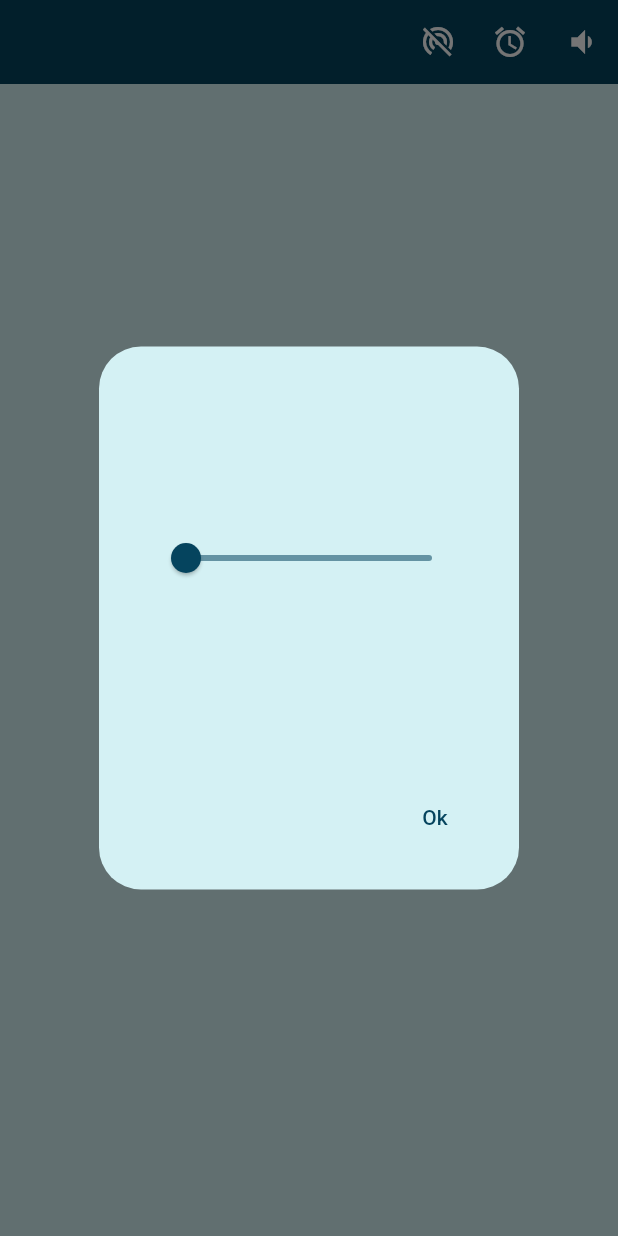
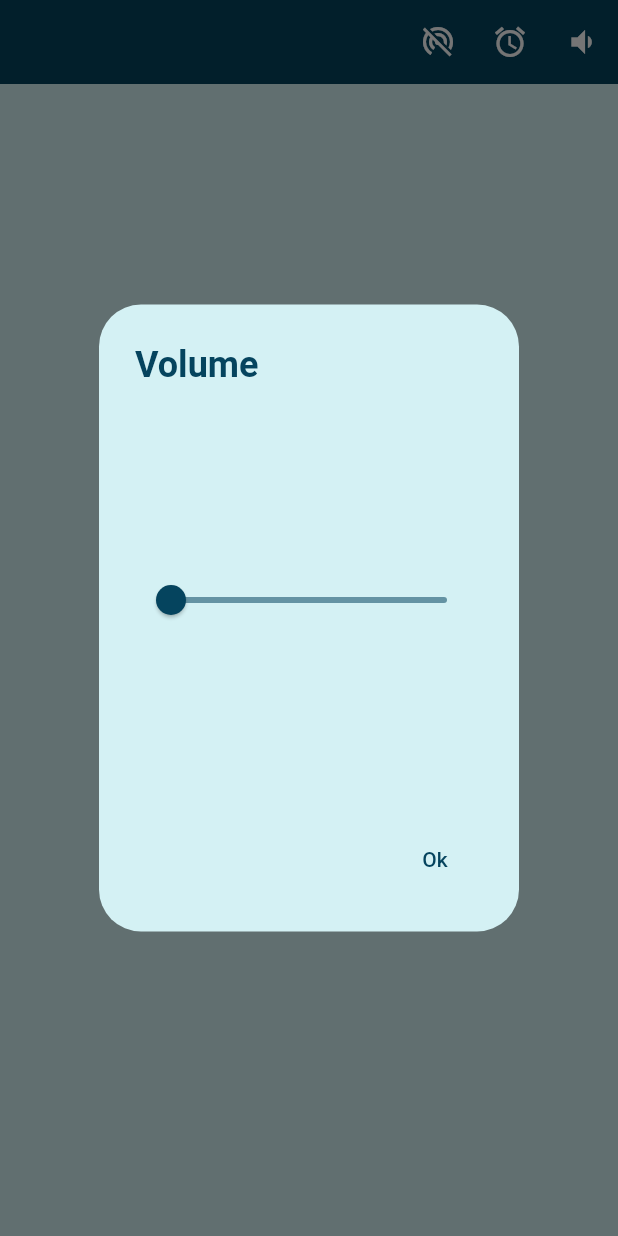
Before and after one commit to silverRnk/wake_people_app, a Flutter app: the screen it shows after launch, after a tap on the "volume down" icon, on a phone screen of 412 x 824 dp. Run offline on Flutter 3.47's test engine with Material 3 defaults, Android fonts, the phone set to English and light mode, and no system bars.

Commit message:
volume dialogue edit

```diff
--- a/lib/main.dart
+++ b/lib/main.dart
@@ -1,5 +1,6 @@
 import 'package:flutter/material.dart';
 import 'package:wake_people_app/widgets/onbutton.dart';
+import 'package:wake_people_app/widgets/volumeDialog.dart';
 
 void main() {
   runApp(const MyApp());
@@ -100,6 +101,12 @@ class _MyHomePageState extends State<MyHomePage> with SingleTickerProviderStateM
     });
   }
 
+  void _onVolumeChange(double volume) {
+    setState(() {
+      _volume = volume;
+    });
+  }
+
 
   Widget deviceIconButton(DeviceStatus status) {
     IconData icon;
@@ -162,22 +169,27 @@ class _MyHomePageState extends State<MyHomePage> with SingleTickerProviderStateM
       context: context,
       builder: (context) {
         return AlertDialog(
+          title: Text("Volume", style: TextStyle(fontWeight: FontWeight.w700),),
           content:
-            Container(
-              width: 150,
-              height: 250,
-              padding: EdgeInsets.symmetric(horizontal: 10),
-              child: Center(
-                child: Slider(
-                  value: _volume,
-                  secondaryTrackValue: 1.0,
-                  onChanged: (double value) {
-                    setState(() {
-                      _volume = value;
-                    });
-                },),
-              ),
-            ),
+          VolumeDialoge(
+            initVolume: _volume,
+            onVolumeChange: _onVolumeChange,
+          ),
+            // Container(
+            //   width: 150,
+            //   height: 250,
+            //   padding: EdgeInsets.symmetric(horizontal: 10),
+            //   child: Center(
+            //     child: Slider(
+            //       value: _volume,
+            //       secondaryTrackValue: 1.0,
+            //       onChanged: (double value) {
+            //         setState(() {
+            //           _volume = value;
+            //         });
+            //     },),
+            //   ),
+            // ),
             actions: [
               TextButton(onPressed: () {
                 Navigator.of(context).pop(_volume);
@@ -217,7 +229,11 @@ class _MyHomePageState extends State<MyHomePage> with SingleTickerProviderStateM
           IconButton(
             splashColor: Colors.black,
             splashRadius: 20,
-            onPressed: () {},
+            onPressed: () {
+              showDialog(context: context, builder: (context) {
+                return const TimePickerDialog(initialTime: TimeOfDay(hour: 00, minute: 00));
+              },);
+            },
             icon: Icon(Icons.access_alarms, color: Theme.of(context).colorScheme.onPrimary,)),
           IconButton(
             tooltip: 'Volume',
@@ -236,7 +252,7 @@ class _MyHomePageState extends State<MyHomePage> with SingleTickerProviderStateM
             curButton,
             SizedBox(height: 50,),
             AnimatedRotation(turns: turns,
-            duration: const Duration(milliseconds: 250),
+            duration: const Duration(milliseconds: 150),
             child: Icon(Icons.notifications_active, size: 50,),
             onEnd: () {
               setState(() {
@@ -250,7 +266,9 @@ class _MyHomePageState extends State<MyHomePage> with SingleTickerProviderStateM
                 }
 
               });
-            },)
+            },),
+
+
           ],
         ),
       ),
--- /dev/null
+++ b/lib/widgets/volumeDialog.dart
@@ -0,0 +1,43 @@
+import 'package:flutter/material.dart';
+
+class VolumeDialoge extends StatefulWidget {
+  final double initVolume;
+  final void Function(double) onVolumeChange;
+
+  const VolumeDialoge({super.key, required this.onVolumeChange, required this.initVolume});
+
+  @override
+  State<VolumeDialoge> createState() => _VolumeDialogeState();
+}
+
+class _VolumeDialogeState extends State<VolumeDialoge> {
+  double _volume = 0.0;
+
+  @override
+  void initState() {
+    setState(() {
+    _volume = widget.initVolume;
+    });
+    super.initState();
+  }
+
+  @override
+  Widget build(BuildContext context) {
+    return Container(
+              width: 150,
+              height: 250,
+              // padding: EdgeInsets.symmetric(horizontal: 10),
+              child: Center(
+                child: Slider(
+                  value: _volume,
+                  secondaryTrackValue: 1.0,
+                  onChanged: (double value) {
+                    setState(() {
+                      _volume = value;
+                      widget.onVolumeChange(value);
+                    });
+                },),
+              ),
+            );
+  }
+}
```
